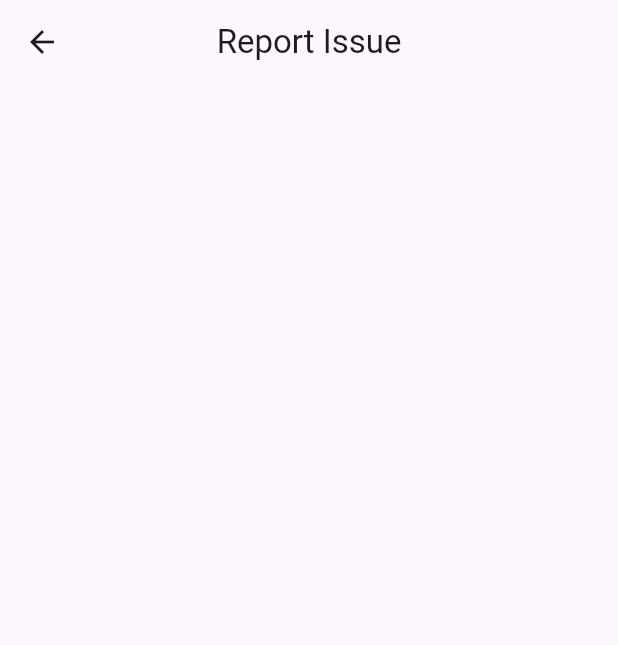
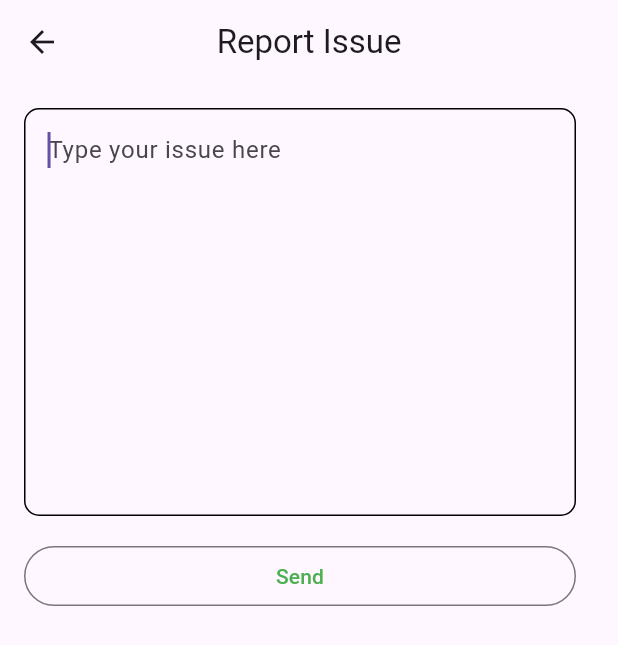
Before and after one commit to SamuelWakoli/Moval-Enterprise, a Flutter app: the ReportIssue screen opened directly, on a phone screen of 412 x 824 dp. Shown: the top 645 px of the screen. Run offline on Flutter 3.47's test engine with Material 2 defaults, Android fonts, the phone set to English and light mode, and no system bars; our stand-ins replace cached_network_image, firebase_auth, firebase_core, firebase_storage, image_picker; missing offline and left inert: firebase_ui_oauth_google; accounts and stored records are empty; generated files the repository leaves out were written again; statements that could not run were skipped.

Commit message:
design for the report issue

```diff
--- a/lib/pages/report_issue.dart
+++ b/lib/pages/report_issue.dart
@@ -8,6 +8,21 @@ class ReportIssue extends StatefulWidget {
 }
 
 class _ReportIssueState extends State<ReportIssue> {
+  String? _issue;
+  bool loading = false;
+
+  InputBorder textFieldBorder = OutlineInputBorder(
+    borderRadius: BorderRadius.circular(10.0),
+  );
+
+  sendIssue() {
+    if (_globalKey.currentState!.validate()) {
+      //TODO: Code for sending issue
+    }
+  }
+
+  final GlobalKey<FormState> _globalKey = GlobalKey<FormState>();
+
   @override
   Widget build(BuildContext context) {
     return Scaffold(
@@ -15,6 +30,72 @@ class _ReportIssueState extends State<ReportIssue> {
         centerTitle: true,
         title: const Text("Report Issue"),
       ),
+      body: Form(
+        key: _globalKey,
+        child: SingleChildScrollView(
+          child: ConstrainedBox(
+              constraints: const BoxConstraints(
+                maxWidth: 400.0,
+              ),
+              child: Padding(
+                padding: const EdgeInsets.all(16.0),
+                child: Column(
+                  mainAxisAlignment: MainAxisAlignment.center,
+                  crossAxisAlignment: CrossAxisAlignment.center,
+                  children: [
+                    TextFormField(
+                      keyboardType: TextInputType.emailAddress,
+                      textInputAction: TextInputAction.send,
+                      autofocus: true,
+                      minLines: 10,
+                      maxLines: 10,
+                      decoration: InputDecoration(
+                        hintText: "Type your issue here",
+                        labelStyle:
+                            TextStyle(color: Theme.of(context).primaryColor),
+                        enabledBorder: textFieldBorder,
+                        focusedBorder: textFieldBorder,
+                        errorBorder: OutlineInputBorder(
+                            borderRadius: BorderRadius.circular(10),
+                            borderSide: const BorderSide(color: Colors.red)),
+                        focusedErrorBorder: textFieldBorder,
+                      ),
+                      validator: (value) {
+                        if (value == null || value.isEmpty) {
+                          return 'Email required';
+                        }
+                        return null;
+                      },
+                      onFieldSubmitted: (value) {
+                        _issue = value;
+                        sendIssue();
+                      },
+                    ),
+                    const SizedBox(height: 16.0),
+                    SizedBox(
+                        width: double.infinity,
+                        child: OutlinedButton(
+                            onPressed: () async {
+                              sendIssue();
+                            },
+                            child: loading
+                                ? SizedBox(
+                                    height: 20,
+                                    width: 20,
+                                    child: CircularProgressIndicator(
+                                      color: Theme.of(context).primaryColor,
+                                    ),
+                                  )
+                                : Text(
+                                    "Send",
+                                    style: TextStyle(
+                                        color: Theme.of(context).primaryColor),
+                                  ))),
+                  ],
+                ),
+              )),
+        ),
+      ),
     );
   }
 }
```
